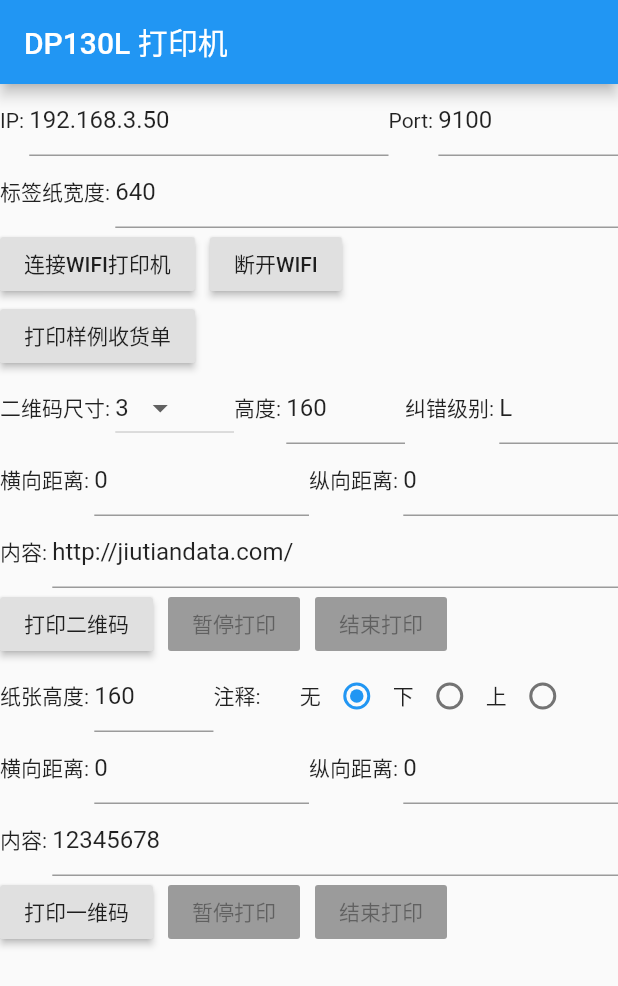
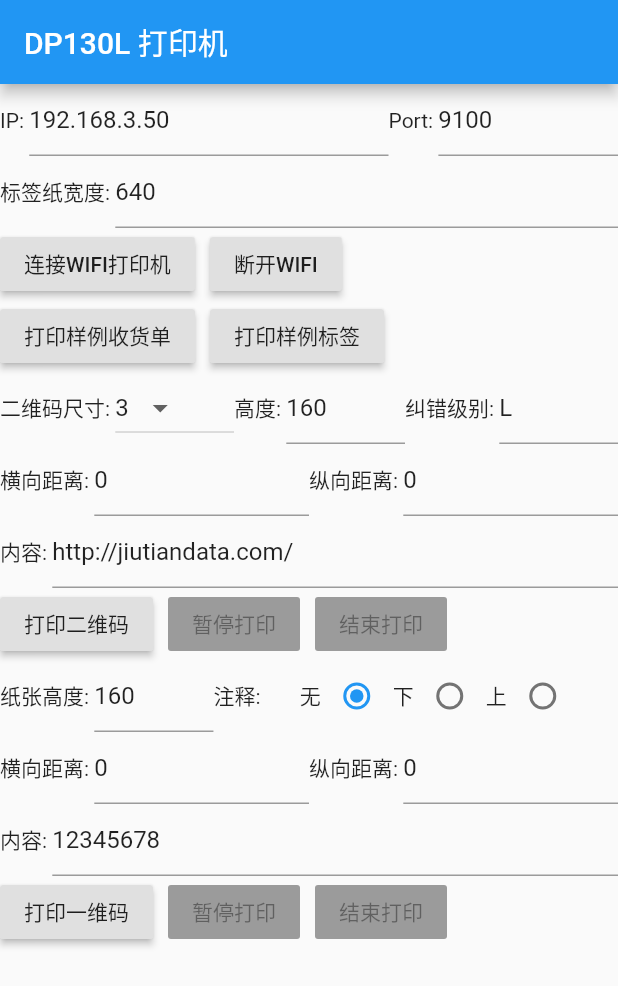
Before and after one commit to jldatas/flutter_print, a Flutter app: the screen it shows after launch, after a tap on "打印样例收货单", on a phone screen of 412 x 824 dp. Shown: the top 986 px of the screen. Run offline on Flutter 3.47's test engine with Material 2 defaults, Android fonts, the phone set to English and light mode, and no system bars.

Commit message:
feat: 新增ZPL打印指令解析(自定义标签和属性)

```diff
--- a/example/lib/main.dart
+++ b/example/lib/main.dart
@@ -3,6 +3,7 @@ import 'dart:async';
 
 import 'package:flutter/services.dart';
 import 'package:flutter_printer/flutter_printer.dart';
+import 'package:flutter_printer_example/parser_zpl_utils.dart';
 
 void main() {
   runApp(MyApp());
@@ -37,6 +38,8 @@ class _MyAppState extends State<MyApp> {
   String codeQRSize = '3';
 
   String _platformVersion = 'Unknown';
+
+  String zpl;
 
   @override
   void initState() {
@@ -137,33 +140,143 @@ class _MyAppState extends State<MyApp> {
   }
 
   Future onPrintFace() async {
+    // String cmdText = "^XA" +
+    //     "" +
+    //     "^CI26  //ASCII Transparency和多字节亚洲编码" +
+    //     "^SEE:GB18030.DAT  //码表" +
+    //     "^CW1,E:SIMSUN.FNT  //字体（宋体）" +
+    //     "" +
+    //     "^FX 打印顶部收货单合计" +
+    //     "^FO250,20^A1N,48,48^FD收货单^FS //打印文字" +
+    //     "^FT213,300^BQ2,2,10^A1N,48,48^FDR20200202^FS  //打印二维码" +
+    //     "^FO92,338^A1N,36,36^FD数量合计:   34^FS" +
+    //     "^FO92,415^A1N,36,36^FD采购单合计:  3^FS" +
+    //     "^FO30,492^A0N,24,24^FD............................................................................^FS" +
+    //     "^FO30,503^A0N,24,24^FD............................................................................^FS" +
+    //     "" +
+    //     "^FX 打印单个采购单数量" +
+    //     "^FO34,555^A1N,26,26^FD采购单:   PO011801300004^FS" +
+    //     "^FT463,610^BQ2,2,4^A1N,24,24^FDR20200202^FS" +
+    //     "^FO34,635^A1N,20,20^FD采购数量^FS" +
+    //     "^FO244,635^A1N,20,20^FD收货数量^FS" +
+    //     "^FO461,635^A1N,20,20^FD待收数量^FS" +
+    //     "^FO59,680^A1N,20,20^FD12^FS" +
+    //     "^FO268,680^A1N,20,20^FD12^FS" +
+    //     "^FO500,680^A1N,20,20^FD12^FSf'/" +
+    //     "^FO30,730^A0N,24,24^FD.............................................................................^FS" +
+    //     "" +
+    //     "^XZ";
+    final data = {
+      "receipt_number": "FDR20200202",
+      "total_quantity": 34,
+      "purchase_order_total": 3,
+      "item": [
+        {
+          "sku": "FDR20200001",
+          "purchase_number": "PO011801300004",
+          "purchase_total": 3,
+          "receiving_total": 3,
+          "received_total": 0,
+        },
+        {
+          "sku": "FDR20200002",
+          "purchase_number": "PO011801300004",
+          "purchase_total": 4,
+          "receiving_total": 4,
+          "received_total": 0,
+        },
+        {
+          "sku": "FDR20200202",
+          "purchase_number": "PO011801300004",
+          "purchase_total": 24,
+          "receiving_total": 24,
+          "received_total": 0,
+        },
+        {
+          "sku": "FDR20200202",
+          "purchase_number": "PO011801300004",
+          "purchase_total": 12,
+          "receiving_total": 13,
+          "received_total": 1,
+        },
+      ],
+      "operator_name": "张三",
+      "print_time": new DateTime.now().toString(),
+    };
     String cmdText = "^XA\n" +
         "\n" +
+        "^FX<SETTINGS> 设置\n" +
         "^CI26  //ASCII Transparency和多字节亚洲编码\n" +
         "^SEE:GB18030.DAT  //码表\n" +
         "^CW1,E:SIMSUN.FNT  //字体（宋体）\n" +
+        "^PW640^LL2010\n" +
+        "^FX</SETTINGS>\n" +
         "\n" +
-        "^FX 打印顶部收货单合计\n" +
+        "^FX<HEADER y=0 height=520> 打印顶部收货单合计\n" +
         "^FO250,20^A1N,48,48^FD收货单^FS //打印文字\n" +
-        "^FT213,300^BQ2,2,10^A1N,48,48^FDR20200202^FS  //打印二维码\n" +
-        "^FO92,338^A1N,36,36^FD数量合计:   34^FS\n" +
-        "^FO92,415^A1N,36,36^FD采购单合计:  3^FS\n" +
-        "^FO30,492^A0N,24,24^FD............................................................................^FS\n" +
-        "^FO30,503^A0N,24,24^FD............................................................................^FS\n" +
+        "^FT213,300^BQ2,2,10^A1N,48,48^{{receipt_number}}^FS  //打印二维码\n" +
+        "^FO92,338^A1N,36,36^FD数量合计:   {{total_quantity}}^FS\n" +
+        "^FO92,415^A1N,36,36^FD采购单合计:  {{purchase_order_total}}^FS\n" +
+        "^FO30,482^A0N,24,24^FD............................................................................^FS\n" +
+        "^FO30,493^A0N,24,24^FD............................................................................^FS\n" +
+        "^FX</HEADER>\n" +
         "\n" +
-        "^FX 打印单个采购单数量\n" +
-        "^FO34,555^A1N,26,26^FD采购单:   PO011801300004^FS\n" +
-        "^FT463,610^BQ2,2,4^A1N,24,24^FDR20200202^FS\n" +
+        "^FX<BODY item=1 y=520 height=230> 打印单个采购单数量\n" +
+        "^FX<BLOCK id=1 height=230>\n" +
+        "^FO34,555^A1N,26,26^FD采购单:   {{item|sku}}^FS\n" +
+        "^FT463,610^BQ2,2,4^A1N,24,24^{{item|sku}}^FS\n" +
         "^FO34,635^A1N,20,20^FD采购数量^FS\n" +
         "^FO244,635^A1N,20,20^FD收货数量^FS\n" +
         "^FO461,635^A1N,20,20^FD待收数量^FS\n" +
-        "^FO59,680^A1N,20,20^FD12^FS\n" +
-        "^FO268,680^A1N,20,20^FD12^FS\n" +
-        "^FO500,680^A1N,20,20^FD12^FSf'/\n" +
-        "^FO30,730^A0N,24,24^FD.............................................................................^FS\n" +
+        "^FO59,680^A1N,20,20^FD{{item|purchase_total}}^FS\n" +
+        "^FO268,680^A1N,20,20^FD{{item|receiving_total}}^FS\n" +
+        "^FO500,680^A1N,20,20^FD{{item|received_total}}^FS\n" +
+        "^FO30,710^A0N,24,24^FD.............................................................................^FS\n" +
+        "^FX</BLOCK>\n" +
+        "^FX</BODY>\n" +
+        "\n" +
+        "^FX<FOOTER y=760 height=80> 打印操作日志\n" +
+        "^FO30,750^A0N,24,24^FD.............................................................................^FS\n" +
+        "^FO34,772^A1N,20,20^FD操作人: {{operator_name}}  打印时间: {{print_time}}^FS\n" +
+        "^FX</FOOTER>\n" +
         "\n" +
         "^XZ";
-    await FlutterPrinter.runCmd(cmdText);
+
+    String cmd = Parser.initParser(
+      cmdText: cmdText,
+      data: data,
+    );
+
+    await FlutterPrinter.runCmd(cmd);
+  }
+
+  Future onPrintLabel() async {
+    final data = {
+      "sku": "F0DD00002",
+      "product_name_cn": "褐色墨镜 80S",
+    };
+    String cmdText = "^XA\n" +
+        "^FX<SETTINGS>\n" +
+        "^CI26  //ASCII Transparency和多字节亚洲编码\n" +
+        "^SEE:GB18030.DAT  //码表\n" +
+        "^CW1,E:SIMSUN.FNT  //字体（宋体）\n" +
+        "^PW400^PL80^LL80\n" +
+        "^FX</SETTINGS>\n" +
+        "^FX<BODY>\n" +
+        "^FT20,80^BQN,2,4^A1N,24,24^FD{{sku}}^FS\n" +
+        "^FO120,0^A1N,24,24^FD{{product_name_cn}}^FS\n" +
+        "^FO120,30^A1N,24,24^FD{{sku}}^FS\n" +
+        "^FO120,60^A1N,24,24^FDMade In China^FS\n" +
+        "^FX</BODY>\n" +
+        "^XZ";
+
+    String cmd = Parser.initParser(
+        cmdText: cmdText,
+        data: data,
+        options: Settings(
+          pagerLength: 80,
+        ));
+    await FlutterPrinter.runCmd(cmd);
   }
 
   @override
@@ -233,6 +346,10 @@ class _MyAppState extends State<MyApp> {
                     onPressed: () => this.onPrintFace(),
                   ),
                   Padding(padding: EdgeInsets.only(right: 10)),
+                  RaisedButton(
+                    child: Text('打印样例标签'),
+                    onPressed: () => this.onPrintLabel(),
+                  ),
                 ],
               ),
               Row(
--- /dev/null
+++ b/example/lib/parser_zpl_utils.dart
@@ -0,0 +1,380 @@
+/// @Author: Weisen
+/// @Date: 2021-03-25 15:58
+/// @Last Modified by: Weisen
+/// @Last Modified time: 2021-03-25 15:58
+/// @description 自定义标签分为四大部分
+/// ^FX<SETTINGS>^FX</SETTINGS> 页头
+/// ^FX<BODY> 页内容
+///   ^FX<BLOCK>^FX</BLOCK> 动态块
+/// ^FX</BODY>
+/// ^FX<FOOTER>^FX</FOOTER> 页尾
+
+class Parser {
+  static String zpl;
+  static ParserZpl settings;
+  static ParserZpl header;
+  static ParserZpl body;
+  static ParserZpl footer;
+
+  static initParser({cmdText, data, Settings options}) {
+    zpl = cmdText;
+
+    settings = hasBlock("SETTINGS") ? parserZpl('SETTINGS', cmdText) : null;
+    header = hasBlock("HEADER") ? parserZpl("HEADER", cmdText) : null;
+    body = hasBlock("BODY") ? parserZpl("BODY", cmdText) : null;
+    footer = hasBlock("FOOTER") ? parserZpl("FOOTER", cmdText) : null;
+    //
+    // String startCmd = "^XA\n";
+    // String settingsCmd = settings.zplText;
+    // String headerCmd = header.zplText;
+    // String bodyCmd = body.zplText;
+    // String footerCmd = footer.zplText;
+    // String endCmd = "^XZ\n";
+    //
+    // zpl = startCmd + settingsCmd + headerCmd + bodyCmd + footerCmd + endCmd;
+
+    initData(data);
+
+    return zpl;
+  }
+
+  static empty() {}
+
+  static hasBlock(ele) {
+    RegExp hasReg = new RegExp(r"\^FX\<" + ele + "");
+    return zpl.contains(hasReg);
+  }
+
+  static initData(Map data) {
+    setAllData(data);
+    hasBlock("BLOCK") ? setBodyData(data['item']) : empty();
+    hasBlock("FOOTER") ? setFooterData() : empty();
+  }
+
+  static setAllData(allData) {
+    RegExp dataReg = new RegExp(r"\{\{(.+?)\}\}");
+
+    zpl = zpl.replaceAllMapped(dataReg, (e) {
+      int dataS = e.start + 2;
+      int dataE = e.end - 2;
+      final oldStr = e.input.substring(dataS - 2, dataE + 2);
+      final matchStr = e.input.substring(dataS, dataE);
+      return "${allData[matchStr] != null ? allData[matchStr] : oldStr}";
+    });
+  }
+
+  static insert(index, data) {
+    RegExp insertReg = new RegExp(r"\^FX\<\/BLOCK\>");
+    // print(zpl);
+
+    final insertMap = insertReg.allMatches(zpl).map((e) {
+      final matchStr = e.input.substring(e.start, e.end);
+      return matchStr;
+    }).toSet();
+  }
+
+  static setSettings(Settings options) {
+    if (options.pagerWidth != null)
+      zpl = zpl.replaceAll(RegExp(r"\^PW[0-9]*"), "^PW${options.pagerWidth}");
+    if (options.pagerLength != null)
+      zpl = zpl.replaceAll(RegExp(r"\^LL[0-9]*"), "^LL${options.pagerLength}");
+  }
+
+  static setBodyData(data) {
+    List dataList = data;
+
+    int height = body.attrData.height;
+    int y = body.attrData.y;
+
+    String bodyCmd = "";
+    for (var i = 0; i < dataList.length; i++) {
+      Map item = dataList[i];
+
+      String cmdTemp = "";
+      item.forEach((key, value) {
+        RegExp dataReg = new RegExp(r"\{\{(.+?)\}\}");
+
+        cmdTemp = body.zplText.replaceAllMapped(dataReg, (e) {
+          int dataS = e.start + 2;
+          int dataE = e.end - 2;
+          final oldStr = e.input.substring(dataS - 2, dataE + 2);
+          final matchStr = e.input.substring(dataS, dataE);
+          final splitStr = matchStr.split("|");
+          return "${item[splitStr[1]] != null ? item[splitStr[1]] : oldStr}";
+        });
+
+        cmdTemp = setPos(y + (i * height), cmdTemp);
+      });
+      bodyCmd += cmdTemp;
+    }
+
+    body.attrData.height = dataList.length * height;
+    body.attrData.y = header.attrData.y + header.attrData.height;
+
+    RegExp bodyRegS = new RegExp(r"(\^FX<BODY(.*)\^FX)|(\^FX<BODY(.*)\n\^FX)");
+    RegExp bodyRegE = new RegExp(r"\^FX</BODY>");
+
+    int bodyStrS = bodyRegS.firstMatch(zpl).end - 3;
+    int bodyStrE = bodyRegE.firstMatch(zpl).start - 1;
+
+    zpl = zpl.replaceRange(bodyStrS, bodyStrE, bodyCmd);
+  }
+
+  static setFooterData() {
+    int y = body.attrData.y + body.attrData.height;
+    int length = y + footer.attrData.height;
+
+    setAttr("FOOTER", "y", y);
+
+    RegExp footerRegS = new RegExp(r"\^FX<FOOTER");
+    RegExp footerRegE = new RegExp(r"\^FX</FOOTER>");
+
+    int footerStrS = footerRegS.firstMatch(zpl).start + 1;
+    int footerStrE = footerRegE.firstMatch(zpl).end - 1;
+
+    String footerCmd = setParserZpl("FOOTER", zpl);
+
+    footerCmd = setPos(y - footer.attrData.y, footerCmd);
+
+    zpl = zpl.replaceRange(footerStrS, footerStrE, footerCmd);
+
+    setSettings(Settings(pagerLength: length));
+  }
+
+  static setData(key, data) {
+    return zpl.replaceAll("{{$key}}", "$data");
+  }
+
+  static setAttr(ele, key, value) {
+    RegExp attrReg = new RegExp(r"\<" + ele + "\>|(\<" + ele + "(.+?)\>)");
+
+    int attrS = attrReg.firstMatch(zpl).start;
+    int attrE = attrReg.firstMatch(zpl).end;
+
+    int attrBlock = ("<$ele>").length;
+
+    String attrText = zpl.substring(attrS + attrBlock, attrE - 1);
+
+    RegExp attrKey = new RegExp(r"" + key + "=(\\w*%?)");
+
+    bool hasAttr = attrText.contains(attrKey);
+
+    if (hasAttr) {
+      attrText = attrText.replaceAllMapped(attrKey, (e) {
+        final matchStr = e.input.substring(e.start, e.end);
+        return "$key=$value";
+      });
+    } else {
+      attrText += " $key=$value";
+    }
+
+    String newAttrText = "<$ele $attrText>";
+
+    zpl = zpl.replaceRange(attrS, attrE, newAttrText);
+  }
+
+  static setPos(y, String zpl) {
+    // 处理文字坐标
+    RegExp posReg1 = new RegExp(r"\^FO[0-9]*,[0-9]*");
+    String nZpl = zpl;
+    nZpl = nZpl.replaceAllMapped(posReg1, (e) {
+      final matchStr = e.input.substring(e.start, e.end);
+      final splitStr = matchStr.split(',');
+      int yPos = int.parse(splitStr[1]);
+      int newY = yPos + y;
+      return "${splitStr[0]},$newY";
+    });
+
+    //TODO: 处理不同二维码大小的坐标
+    RegExp posReg2 = new RegExp(r"\^FT[0-9]*,[0-9]*");
+    nZpl = nZpl.replaceAllMapped(posReg2, (e) {
+      final matchStr = e.input.substring(e.start, e.end);
+      final splitStr = matchStr.split(',');
+      int yPos = int.parse(splitStr[1]);
+      int newY = yPos + y;
+      return "${splitStr[0]},$newY";
+    });
+
+    return nZpl;
+  }
+
+  static setParserZpl(ele, String zpl) {
+    RegExp parserRegS = new RegExp(r"\^FX\<" + ele + "");
+    RegExp parserRegE = new RegExp(r"\^FX\</" + ele + ">");
+    int parserS = parserRegS.firstMatch(zpl).start;
+    int parserE = parserRegE.firstMatch(zpl).end;
+
+    String parserText =
+        (parserS == -1 || parserE == -1) ? '' : zpl.substring(parserS, parserE);
+
+    return parserText;
+  }
+
+  static setZplText(ele, String parserText) {
+    RegExp zplRegS = new RegExp(r"\^");
+    RegExp zplRegE = new RegExp(r"\^FX\</" + ele + ">");
+
+    final zplStr1 = zplRegS.allMatches(parserText).map((e) => e.end).toSet();
+
+    int zplS = zplStr1.length < 2 ? -1 : zplStr1.elementAt(1) - 1;
+    int zplE = zplRegE.firstMatch(parserText).start;
+
+    String zplText =
+        (zplS == -1 || zplE == -1) ? '' : parserText.substring(zplS, zplE);
+
+    return zplText;
+  }
+
+  static setAttrData(ele, String parserText) {
+    RegExp blockRegs = new RegExp(r"\<");
+    RegExp blockRegE = new RegExp(r">");
+
+    int attrS = blockRegs.firstMatch(parserText).start;
+    int attrE = blockRegE.firstMatch(parserText).end;
+
+    String attrText = (attrS == -1 || attrE == -1)
+        ? ''
+        : parserText.substring(attrS, attrE) == ("<" + ele + ">")
+            ? ''
+            : parserText.substring(attrS, attrE);
+
+    int attrBlockS = ("<" + ele + " ").length;
+    int attrBlockE = attrBlockS == attrText.length ? -1 : attrText.length - 1;
+    String attrValue = (attrBlockS == -1 || attrBlockE == -1)
+        ? ''
+        : attrText.substring(attrBlockS, attrBlockE);
+    List attrList = attrValue != '' ? attrValue.split(" ") : [];
+
+    final attrObj = {};
+    attrList.forEach((element) {
+      final key = element.split("=")[0];
+      final value = element.split("=")[1];
+      attrObj[key] = value;
+    });
+
+    AttrData attrArr = AttrData.fromJSON(attrObj);
+
+    AttrData attrData = attrList.length != 0 ? attrArr : AttrData();
+
+    return attrData;
+  }
+
+  static setAttrText(ele, parserText) {
+    RegExp blockRegs = new RegExp(r"\<");
+    RegExp blockRegE = new RegExp(r">");
+
+    int attrS = blockRegs.firstMatch(parserText).start;
+    int attrE = blockRegE.firstMatch(parserText).end;
+
+    String attrText = (attrS == -1 || attrE == -1)
+        ? ''
+        : parserText.substring(attrS, attrE) == ("<" + ele + ">")
+            ? ''
+            : parserText.substring(attrS, attrE);
+
+    return attrText;
+  }
+
+  static getTemp(String zpl) {
+    RegExp dataReg = new RegExp(r"\{\{(.+?)\}\}");
+
+    final dataMap = dataReg.allMatches(zpl).map((e) {
+      int dataS = e.start + 2;
+      int dataE = e.end - 2;
+      final matchStr = e.input.substring(dataS, dataE);
+      return matchStr;
+    }).toSet();
+    return dataMap;
+  }
+
+  static parserZpl(ele, zpl) {
+    String parserText = setParserZpl(ele, zpl);
+
+    AttrData attrData = setAttrData(ele, parserText);
+
+    String attrText = setAttrText(ele, parserText);
+
+    String zplText = setZplText(ele, parserText);
+
+    zplText = setPos(-attrData.y, zplText);
+
+    final data = getTemp(zplText);
+
+    return ParserZpl(
+      parserText: parserText,
+      zplText: zplText,
+      attrText: attrText,
+      attrData: attrData,
+      data: data,
+    );
+  }
+}
+
+class Settings {
+  final pagerWidth;
+  final pagerLength;
+
+  Settings({
+    this.pagerWidth,
+    this.pagerLength,
+  });
+}
+
+class ParserZpl {
+  final parserText;
+  final zplText;
+  final attrText;
+  AttrData attrData;
+  final data;
+
+  ParserZpl({
+    this.parserText,
+    this.zplText,
+    this.attrText,
+    this.attrData,
+    this.data,
+  });
+
+  Map<String, dynamic> toJson() => {
+        'parserText': parserText,
+        'zplText': zplText,
+        'attrText': attrText,
+        'attrData': this.attrData.toJson(),
+        'data': data,
+      };
+}
+
+class AttrData {
+  int width;
+  int height;
+  int x;
+  int y;
+  String id;
+  int item;
+
+  AttrData({
+    this.width = 0,
+    this.height = 0,
+    this.x = 0,
+    this.y = 0,
+    this.id,
+    this.item = 0,
+  });
+
+  AttrData.fromJSON(Map<dynamic, dynamic> json)
+      : width = json['width'] == null ? 0 : int.parse(json['width']),
+        height = json['height'] == null ? 0 : int.parse(json['height']),
+        x = json['x'] == null ? 0 : int.parse(json['x']),
+        y = json['y'] == null ? 0 : int.parse(json['y']),
+        id = json['id'],
+        item = json['item'] == null ? 0 : int.parse(json['item']);
+
+  Map<String, dynamic> toJson() => {
+        'width': width,
+        'height': height,
+        'x': x,
+        'y': y,
+        'id': id,
+        'item': item,
+      };
+}
```
Also changed, not shown: example/pubspec.lock, 3 other files.
